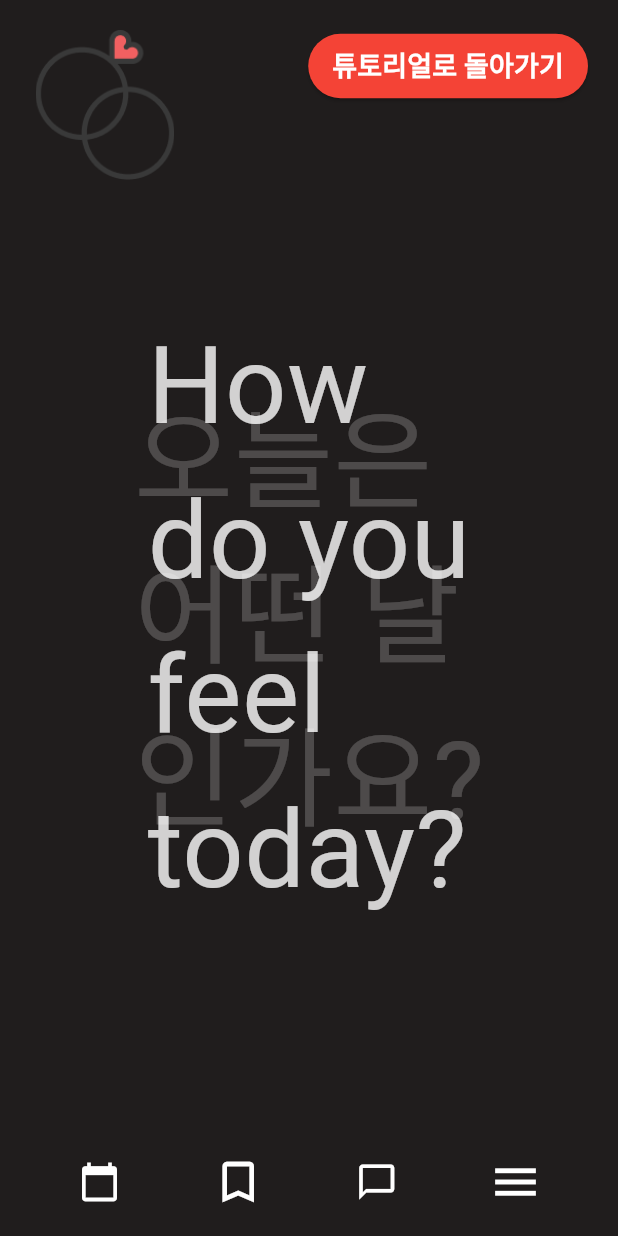
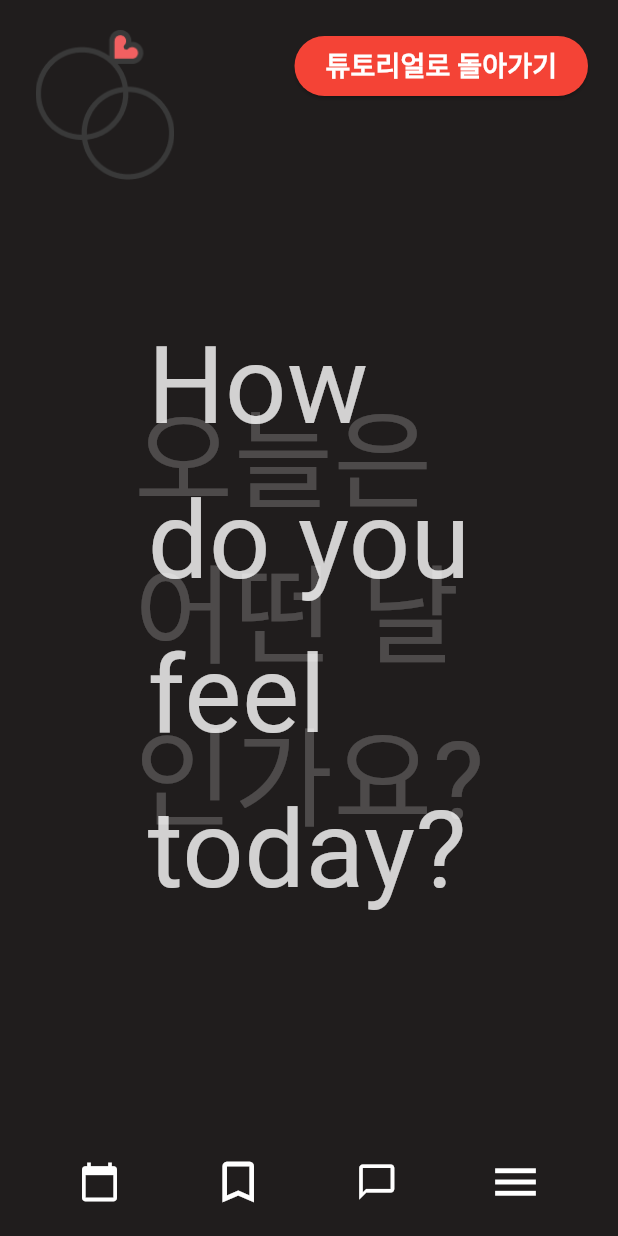
Before and after one commit to hyunchae29/gleam_day, a Flutter app: the MainPage screen opened directly, item 2 of the bottom bar chosen, on a phone screen of 412 x 824 dp. Run offline on Flutter 3.47's test engine with Material 3 defaults, Android fonts, the phone set to English and light mode, and no system bars; our stand-ins replace shared_preferences; accounts and stored records are empty; Roboto replaces fonts that are missing (GowunBatang, YujiMai).

Commit message:
Code cleanup

```diff
--- a/lib/screens/main_page.dart
+++ b/lib/screens/main_page.dart
@@ -42,16 +42,16 @@ class _MainPageState extends State<MainPage> {
   @override
   Widget build(BuildContext context) {
     return Scaffold(
-      backgroundColor: const Color(0xFF201D1D), // 배경색 설정
+      backgroundColor: Color(0xFF201D1D), // 배경색 설정
       body: SafeArea(
         child: Stack(
           children: [
             Center(
               child: AnimatedSwitcher(
-                duration: const Duration(milliseconds: 500),
+                duration: Duration(milliseconds: 500),
                 child: _showFirstPage
-                    ? _buildFirstPage(context) // 첫 번째 페이지
-                    : _buildSecondPage(context), // 두 번째 페이지
+                    ? _buildFirstPage(context)
+                    : _buildSecondPage(context),
               ),
             ),
             Positioned(
@@ -62,22 +62,20 @@ class _MainPageState extends State<MainPage> {
                 style: ElevatedButton.styleFrom(
                   backgroundColor: Colors.red,
                   foregroundColor: Colors.white,
-                  padding:
-                      const EdgeInsets.symmetric(horizontal: 16, vertical: 8),
                 ),
-                child: const Text('튜토리얼로 돌아가기'),
+                child: Text('튜토리얼로 돌아가기'),
               ),
             ),
             Positioned(
               top: 20,
               left: 20,
               child: Image.asset(
-                'assets/icon_ring.png', // 이미지 경로
+                'assets/icon_ring.png',
                 width: 100,
                 height: 100,
               ),
             ),
-            _buildBottomNavigationBar(), // 하단 네비게이션 바
+            _buildBottomNavigationBar(),
           ],
         ),
       ),
@@ -105,10 +103,10 @@ class _MainPageState extends State<MainPage> {
 
   Widget _buildSecondPage(BuildContext context) {
     return Column(
-      key: const ValueKey(2),
+      key: ValueKey(2),
       mainAxisAlignment: MainAxisAlignment.center,
       crossAxisAlignment: CrossAxisAlignment.center, // 가운데 정렬
-      children: const [
+      children: [
         Text(
           '오늘은\n어떤 날\n인가요?',
           textAlign: TextAlign.left, // 텍스트 내부 중앙 정렬
--- a/lib/screens/tutorial/tutorial_page_2.dart
+++ b/lib/screens/tutorial/tutorial_page_2.dart
@@ -5,7 +5,7 @@ class TutorialPage2 extends StatelessWidget {
 
   @override
   Widget build(BuildContext context) {
-    return const Center(
+    return Center(
       child: Column(
         mainAxisAlignment: MainAxisAlignment.center,
         children: [
--- a/lib/screens/tutorial/tutorial_page_3.dart
+++ b/lib/screens/tutorial/tutorial_page_3.dart
@@ -5,7 +5,7 @@ class TutorialPage3 extends StatelessWidget {
 
   @override
   Widget build(BuildContext context) {
-    return const Center(
+    return Center(
       child: Column(
         mainAxisAlignment: MainAxisAlignment.center,
         children: [
--- a/lib/screens/tutorial/tutorial_page_4.dart
+++ b/lib/screens/tutorial/tutorial_page_4.dart
@@ -5,9 +5,8 @@ class TutorialPage4 extends StatelessWidget {
 
   @override
   Widget build(BuildContext context) {
-    return const Center(
-      child:
-      Column(
+    return Center(
+      child: Column(
         mainAxisAlignment: MainAxisAlignment.center,
         children: [
           Spacer(flex: 2),
```
Also changed, not shown: lib/screens/tutorial/tutorial_page_1.dart (+4 -4 lines).
